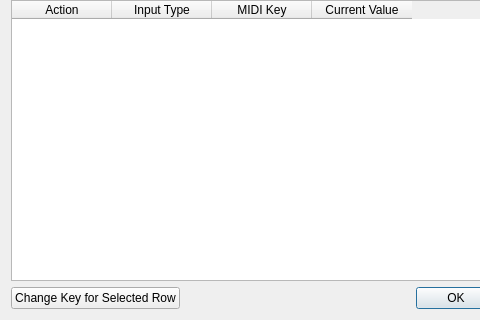
This is client/MidiInputSettingsDialog.ui in josiahbryan/miditcp as Qt 5 draws it before an edit; both pictures show x 0 to 480 and y 88 to 408 of the 593 by 408 pixel window. The edited form follows.
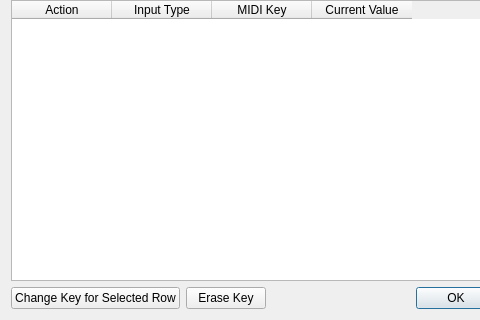
This is the edited form.

Commit message: Added a 'erase key' button to the setup dialog. Changed the setup dialog to only go into 'change key' mode when double clicking on row. Changed table settings so double-clicking does not edit a cell.

The edit to the form file:
```diff
--- a/client/MidiInputSettingsDialog.ui
+++ b/client/MidiInputSettingsDialog.ui
@@ -138,6 +138,13 @@
        </property>
       </widget>
      </item>
+     <item>
+      <widget class="QPushButton" name="eraseBtn">
+       <property name="text">
+        <string>Erase Key</string>
+       </property>
+      </widget>
+     </item>
      <item>
       <spacer name="horizontalSpacer_2">
        <property name="orientation">
```
The commit also changes 2 other files.
